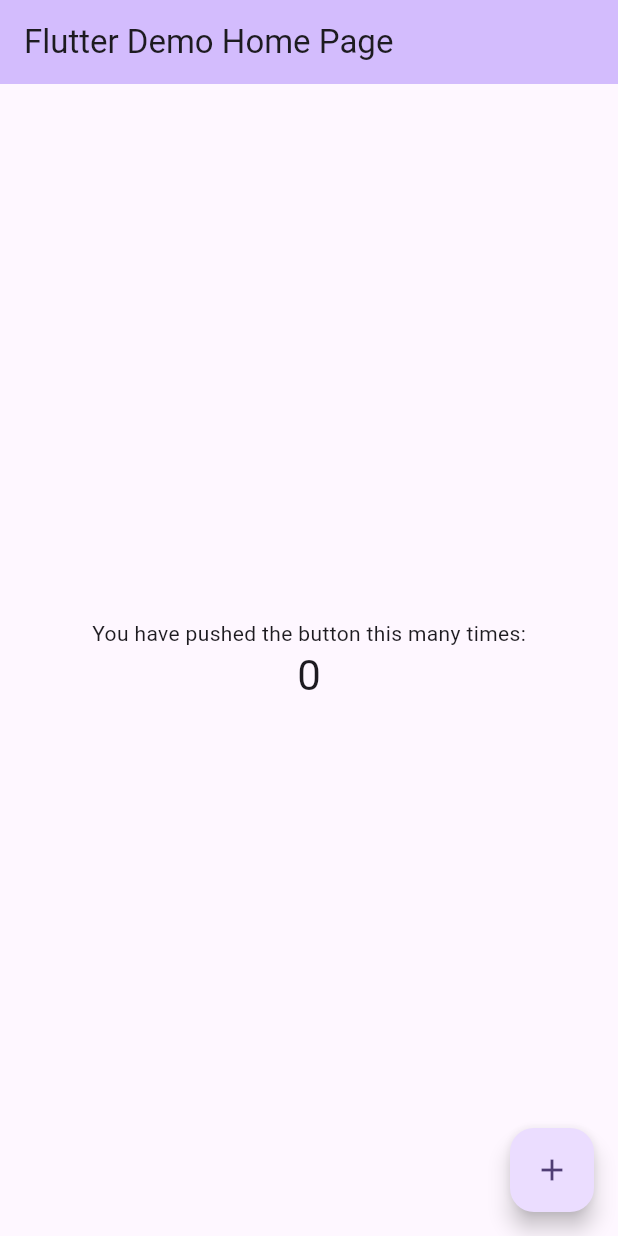
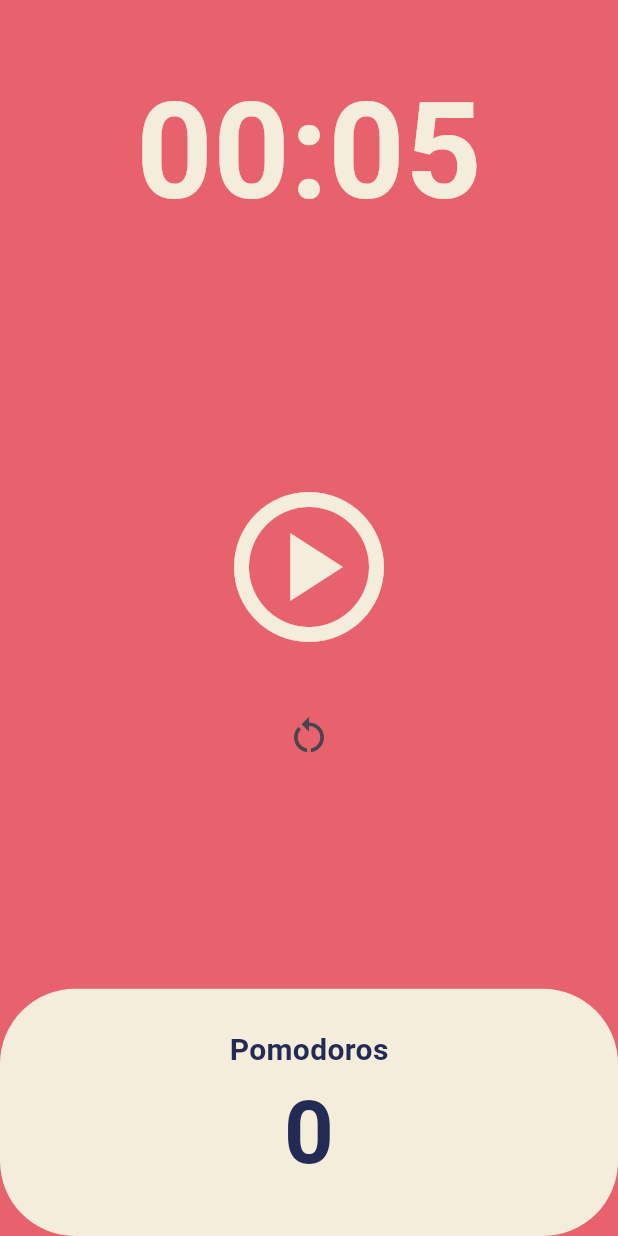
Before and after one commit to velmash/OhMyFlutter, a Flutter app: the screen it shows after launch, on a phone screen of 412 x 824 dp. Run offline on Flutter 3.47's test engine with Material 3 defaults, Android fonts, the phone set to English and light mode, and no system bars.

Commit message:
:wrench: pomodoro flutter 앱 개발

```diff
--- a/my_pomodoro/lib/main.dart
+++ b/my_pomodoro/lib/main.dart
@@ -1,122 +1,24 @@
 import 'package:flutter/material.dart';
+import 'package:my_pomodoro/screens/home_screen.dart';
 
 void main() {
-  runApp(const MyApp());
+  runApp(const App());
 }
 
-class MyApp extends StatelessWidget {
-  const MyApp({super.key});
+class App extends StatelessWidget {
+  const App({super.key});
 
   // This widget is the root of your application.
-  @override
   Widget build(BuildContext context) {
     return MaterialApp(
-      title: 'Flutter Demo',
       theme: ThemeData(
-        // This is the theme of your application.
-        //
-        // TRY THIS: Try running your application with "flutter run". You'll see
-        // the application has a purple toolbar. Then, without quitting the app,
-        // try changing the seedColor in the colorScheme below to Colors.green
-        // and then invoke "hot reload" (save your changes or press the "hot
-        // reload" button in a Flutter-supported IDE, or press "r" if you used
-        // the command line to start the app).
-        //
-        // Notice that the counter didn't reset back to zero; the application
-        // state is not lost during the reload. To reset the state, use hot
-        // restart instead.
-        //
-        // This works for code too, not just values: Most code changes can be
-        // tested with just a hot reload.
-        colorScheme: ColorScheme.fromSeed(seedColor: Colors.deepPurple),
+        scaffoldBackgroundColor: const Color(0xffE7626C),
+        textTheme: const TextTheme(
+          headlineLarge: TextStyle(color: Color(0xff232B55)),
+        ),
+        cardColor: const Color(0xffF4EDDB),
       ),
-      home: const MyHomePage(title: 'Flutter Demo Home Page'),
+      home: const Scaffold(body: HomeScreen()),
     );
   }
 }
-
-class MyHomePage extends StatefulWidget {
-  const MyHomePage({super.key, required this.title});
-
-  // This widget is the home page of your application. It is stateful, meaning
-  // that it has a State object (defined below) that contains fields that affect
-  // how it looks.
-
-  // This class is the configuration for the state. It holds the values (in this
-  // case the title) provided by the parent (in this case the App widget) and
-  // used by the build method of the State. Fields in a Widget subclass are
-  // always marked "final".
-
-  final String title;
-
-  @override
-  State<MyHomePage> createState() => _MyHomePageState();
-}
-
-class _MyHomePageState extends State<MyHomePage> {
-  int _counter = 0;
-
-  void _incrementCounter() {
-    setState(() {
-      // This call to setState tells the Flutter framework that something has
-      // changed in this State, which causes it to rerun the build method below
-      // so that the display can reflect the updated values. If we changed
-      // _counter without calling setState(), then the build method would not be
-      // called again, and so nothing would appear to happen.
-      _counter++;
-    });
-  }
-
-  @override
-  Widget build(BuildContext context) {
-    // This method is rerun every time setState is called, for instance as done
-    // by the _incrementCounter method above.
-    //
-    // The Flutter framework has been optimized to make rerunning build methods
-    // fast, so that you can just rebuild anything that needs updating rather
-    // than having to individually change instances of widgets.
-    return Scaffold(
-      appBar: AppBar(
-        // TRY THIS: Try changing the color here to a specific color (to
-        // Colors.amber, perhaps?) and trigger a hot reload to see the AppBar
-        // change color while the other colors stay the same.
-        backgroundColor: Theme.of(context).colorScheme.inversePrimary,
-        // Here we take the value from the MyHomePage object that was created by
-        // the App.build method, and use it to set our appbar title.
-        title: Text(widget.title),
-      ),
-      body: Center(
-        // Center is a layout widget. It takes a single child and positions it
-        // in the middle of the parent.
-        child: Column(
-          // Column is also a layout widget. It takes a list of children and
-          // arranges them vertically. By default, it sizes itself to fit its
-          // children horizontally, and tries to be as tall as its parent.
-          //
-          // Column has various properties to control how it sizes itself and
-          // how it positions its children. Here we use mainAxisAlignment to
-          // center the children vertically; the main axis here is the vertical
-          // axis because Columns are vertical (the cross axis would be
-          // horizontal).
-          //
-          // TRY THIS: Invoke "debug painting" (choose the "Toggle Debug Paint"
-          // action in the IDE, or press "p" in the console), to see the
-          // wireframe for each widget.
-          mainAxisAlignment: MainAxisAlignment.center,
-          children: <Widget>[
-            const Text('You have pushed the button this many times:'),
-            Text(
-              '$_counter',
-              style: Theme.of(context).textTheme.headlineMedium,
-            ),
-          ],
-        ),
-      ),
-      floatingActionButton: FloatingActionButton(
-        onPressed: _incrementCounter,
-        tooltip: 'Increment',
-        child: const Icon(Icons.add),
-      ), // This trailing comma makes auto-formatting nicer for build methods.
-    );
-  }
-}
--- /dev/null
+++ b/my_pomodoro/lib/screens/home_screen.dart
@@ -0,0 +1,158 @@
+import 'dart:async';
+
+import 'package:flutter/material.dart';
+
+class HomeScreen extends StatefulWidget {
+  const HomeScreen({super.key});
+
+  @override
+  State<HomeScreen> createState() => _HomeScreenState();
+}
+
+class _HomeScreenState extends State<HomeScreen> {
+  static const twentyFiveMinutes = 5; // 25 minutes in seconds
+
+  int totalSeconds = twentyFiveMinutes;
+  bool isRunning = false;
+  int totalPomodoros = 0;
+  late Timer timer;
+
+  void onTick(Timer timer) {
+    if (totalSeconds == 0) {
+      setState(() {
+        totalSeconds = twentyFiveMinutes;
+        isRunning = false;
+        totalPomodoros++;
+      });
+
+      timer.cancel();
+    } else {
+      setState(() {
+        totalSeconds--;
+      });
+    }
+  }
+
+  void onStartPressed() {
+    timer = Timer.periodic(Duration(seconds: 1), onTick);
+
+    setState(() {
+      isRunning = true;
+    });
+  }
+
+  void onPausePressed() {
+    timer.cancel();
+
+    setState(() {
+      isRunning = false;
+    });
+  }
+
+  void onResetPressed() {
+    timer.cancel();
+
+    setState(() {
+      isRunning = false;
+      totalPomodoros = 0;
+      totalSeconds = twentyFiveMinutes;
+    });
+  }
+
+  String format(int seconds) {
+    var duration = Duration(seconds: seconds);
+    return duration.toString().split(".").first.substring(2, 7);
+  }
+
+  @override
+  Widget build(BuildContext context) {
+    return Scaffold(
+      backgroundColor: Theme.of(context).scaffoldBackgroundColor,
+      body: Column(
+        children: [
+          Flexible(
+            flex: 1,
+            child: Container(
+              alignment: Alignment.bottomCenter,
+              child: Text(
+                // "$totalSeconds",
+                format(totalSeconds),
+                style: TextStyle(
+                  color: Theme.of(context).cardColor,
+                  fontSize: 89,
+                  fontWeight: FontWeight.w600,
+                ),
+              ),
+            ),
+          ),
+          Flexible(
+            flex: 3,
+            child: Column(
+              children: [
+                Spacer(),
+                IconButton(
+                  iconSize: 120,
+                  color: Theme.of(context).cardColor,
+                  onPressed: isRunning ? onPausePressed : onStartPressed,
+                  icon: isRunning
+                      ? Icon(Icons.pause_circle_outline)
+                      : Icon(Icons.play_circle_outlined),
+                ),
+                Padding(
+                  padding: EdgeInsets.only(top: 20),
+                  child: IconButton(
+                    iconSize: 30,
+                    onPressed: onResetPressed,
+                    icon: Icon(Icons.restart_alt),
+                  ),
+                ),
+
+                Spacer(),
+              ],
+            ),
+          ),
+          Flexible(
+            flex: 1,
+            child: Row(
+              children: [
+                Expanded(
+                  child: Container(
+                    decoration: BoxDecoration(
+                      color: Theme.of(context).cardColor,
+                      borderRadius: BorderRadius.circular(50),
+                    ),
+                    child: Column(
+                      mainAxisAlignment: MainAxisAlignment.center,
+                      children: [
+                        Text(
+                          "Pomodoros",
+                          style: TextStyle(
+                            fontSize: 20,
+                            fontWeight: FontWeight.w600,
+                            color: Theme.of(
+                              context,
+                            ).textTheme.headlineLarge?.color,
+                          ),
+                        ),
+                        Text(
+                          "$totalPomodoros",
+                          style: TextStyle(
+                            fontSize: 58,
+                            fontWeight: FontWeight.w600,
+                            color: Theme.of(
+                              context,
+                            ).textTheme.headlineLarge?.color,
+                          ),
+                        ),
+                      ],
+                    ),
+                  ),
+                ),
+              ],
+            ),
+          ),
+        ],
+      ),
+    );
+  }
+}
```
Also changed, not shown: 1 other file.
